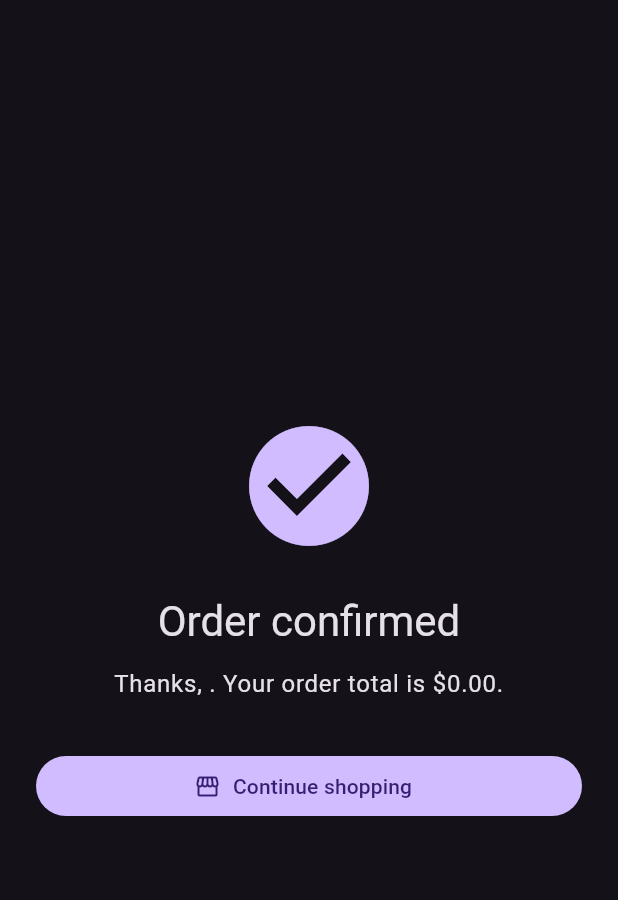
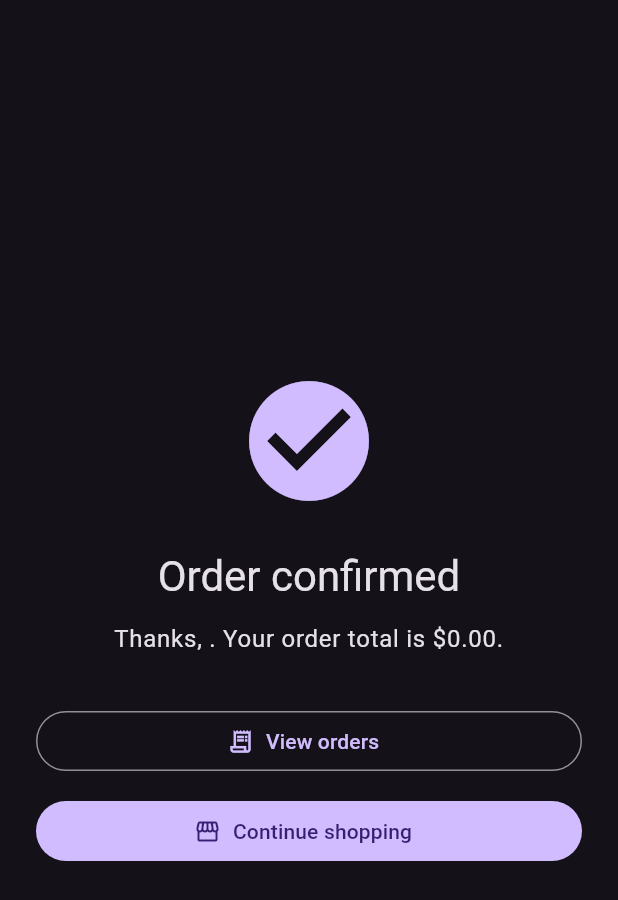
Before and after one commit to AmitAswal-lab/flutter-shopping-app, a Flutter app: the OrderSuccessScreen screen opened directly with empty values, on a phone screen of 412 x 824 dp. Shown: the top 900 px of the screen. Run offline on Flutter 3.47's test engine with Material 3 defaults, Android fonts, the phone set to English and light mode, and no system bars.

Commit message:
Add order history screen

```diff
--- a/lib/main.dart
+++ b/lib/main.dart
@@ -2,6 +2,7 @@ import 'package:flutter/material.dart';
 import 'package:provider/provider.dart';
 
 import 'models/cart.dart';
+import 'models/order_history.dart';
 import 'models/product_filter.dart';
 import 'models/wishlist.dart';
 import 'screens/product_list_screen.dart';
@@ -20,6 +21,7 @@ class ShoppingApp extends StatelessWidget {
         ChangeNotifierProvider(create: (_) => Cart()),
         ChangeNotifierProvider(create: (_) => ProductFilter()),
         ChangeNotifierProvider(create: (_) => Wishlist()),
+        ChangeNotifierProvider(create: (_) => OrderHistory()),
       ],
       child: MaterialApp(
         debugShowCheckedModeBanner: false,
--- /dev/null
+++ b/lib/models/order.dart
@@ -0,0 +1,22 @@
+import 'cart_item.dart';
+
+class Order {
+  final String id;
+  final String customerName;
+  final String deliveryAddress;
+  final DateTime createdAt;
+  final List<CartItem> items;
+
+  const Order({
+    required this.id,
+    required this.customerName,
+    required this.deliveryAddress,
+    required this.createdAt,
+    required this.items,
+  });
+
+  int get totalCount => items.fold(0, (sum, item) => sum + item.quantity);
+
+  int get totalPriceCents =>
+      items.fold(0, (sum, item) => sum + item.lineTotalCents);
+}
--- /dev/null
+++ b/lib/models/order_history.dart
@@ -0,0 +1,40 @@
+import 'package:flutter/foundation.dart';
+
+import 'cart_item.dart';
+import 'order.dart';
+
+class OrderHistory extends ChangeNotifier {
+  final List<Order> _orders = [];
+
+  List<Order> get orders => List.unmodifiable(_orders);
+  int get count => _orders.length;
+  bool get isEmpty => _orders.isEmpty;
+
+  void add({
+    required String customerName,
+    required String deliveryAddress,
+    required List<CartItem> items,
+  }) {
+    final order = Order(
+      id: _createOrderId(),
+      customerName: customerName,
+      deliveryAddress: deliveryAddress,
+      createdAt: DateTime.now(),
+      items: List.unmodifiable(items),
+    );
+
+    _orders.insert(0, order);
+    notifyListeners();
+  }
+
+  void clear() {
+    if (_orders.isEmpty) return;
+
+    _orders.clear();
+    notifyListeners();
+  }
+
+  String _createOrderId() {
+    return DateTime.now().millisecondsSinceEpoch.toString();
+  }
+}
--- a/lib/screens/order_success_screen.dart
+++ b/lib/screens/order_success_screen.dart
@@ -1,6 +1,7 @@
 import 'package:flutter/material.dart';
 
 import '../utils/money.dart';
+import 'order_history_screen.dart';
 
 class OrderSuccessScreen extends StatelessWidget {
   final String customerName;
@@ -45,6 +46,18 @@ class OrderSuccessScreen extends StatelessWidget {
                     style: Theme.of(context).textTheme.bodyLarge,
                   ),
                   const SizedBox(height: 32),
+                  OutlinedButton.icon(
+                    onPressed: () {
+                      Navigator.of(context).push(
+                        MaterialPageRoute(
+                          builder: (_) => const OrderHistoryScreen(),
+                        ),
+                      );
+                    },
+                    icon: const Icon(Icons.receipt_long_outlined),
+                    label: const Text('View orders'),
+                  ),
+                  const SizedBox(height: 12),
                   FilledButton.icon(
                     onPressed: () => Navigator.of(context).pop(),
                     icon: const Icon(Icons.storefront),
```
Also changed, not shown: lib/screens/checkout_screen.dart (+7 -0 lines), lib/screens/order_history_screen.dart (added, +150 -0 lines), lib/screens/product_list_screen.dart (+24 -1 lines), lib/utils/date_time_format.dart (added, +26 -0 lines), 2 other files.
